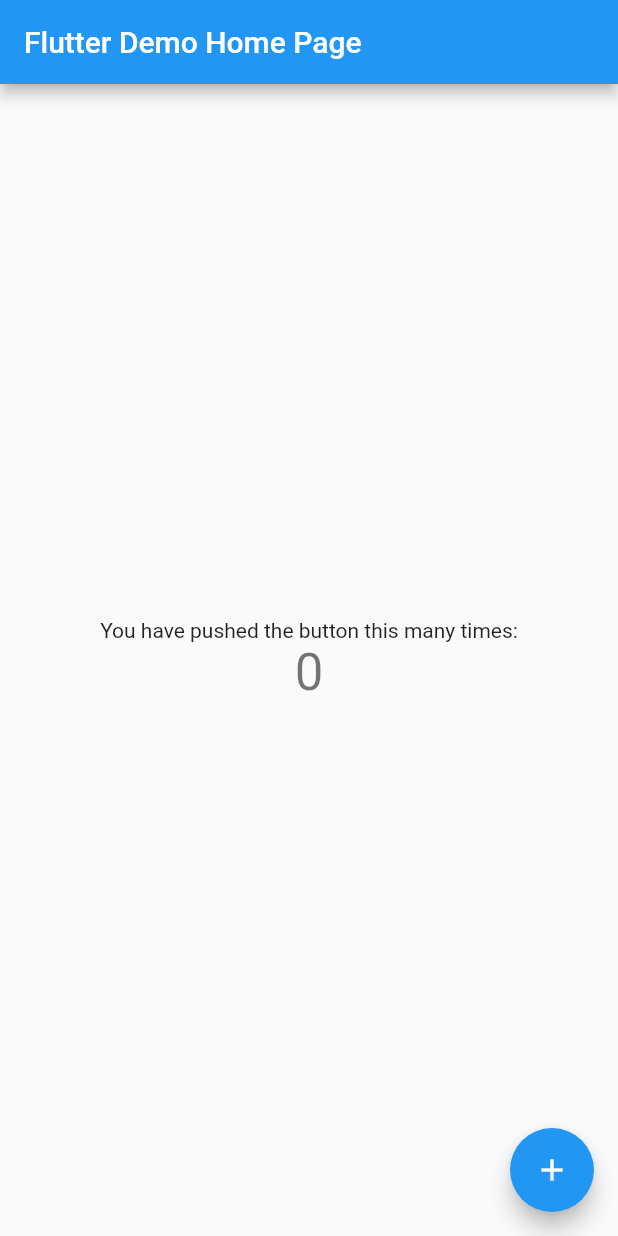
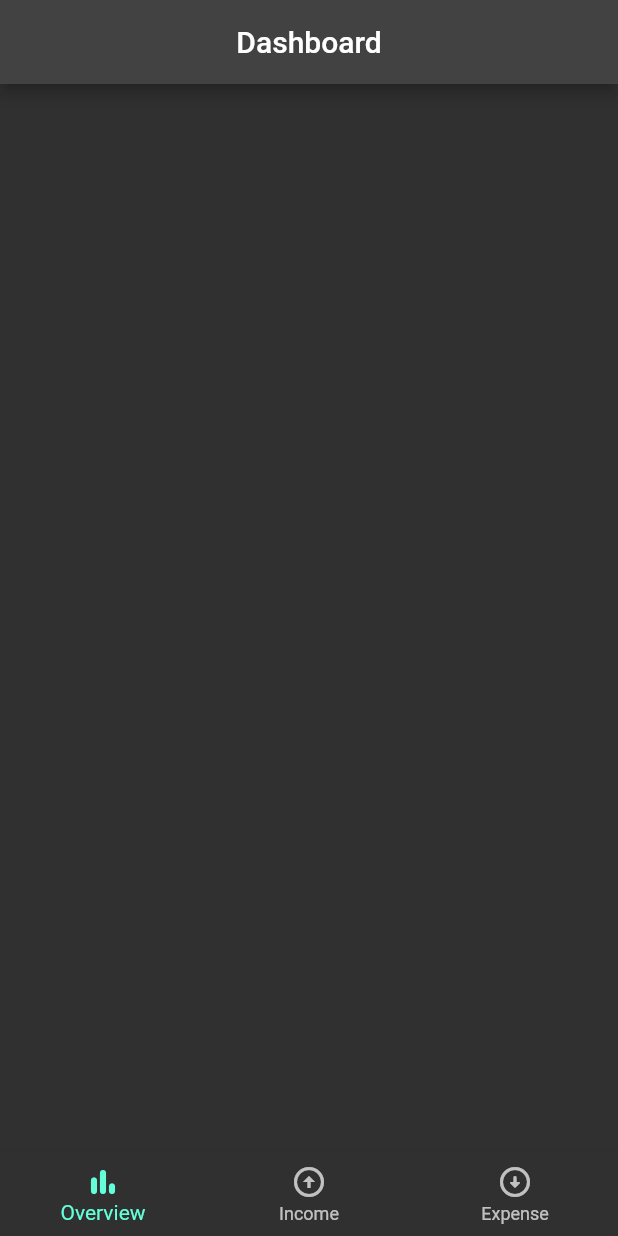
Before and after one commit to CaseyNguyen/Stax, a Flutter app: the screen it shows after launch, on a phone screen of 412 x 824 dp. Run offline on Flutter 3.47's test engine with Material 2 defaults, Android fonts, the light colour scheme and no system bars; our stand-ins replace fl_chart, floor, sqflite; accounts and stored records are empty; generated files the repository leaves out were written again; Roboto replaces fonts that are missing (Georgia).

Commit message:
Added a functional database and income tabs, as well as outlined the list and graph pages.

```diff
--- /dev/null
+++ b/lib/dao/income_dao.dart
@@ -0,0 +1,23 @@
+// income_dao.dart
+// Created by Casey Nguyen
+// VERSION CONTROL:
+// 8.18.2023 - DAO created.
+
+// When adding new DAO functions, you MUST run the following command in the
+// console to update properly:
+// - 'flutter packages pub run build_runner build'
+
+
+import 'package:floor/floor.dart';
+import '../entities/income.dart';
+
+@dao
+abstract class IncomeDao{
+  // Retrieve ALL incomes from the DB.
+  @Query('SELECT * FROM Income')
+  Future<List<Income>> findAllIncomes();
+
+  // Insert an income into the DB.
+  @insert
+  Future<void> insertIncome(Income income);
+}
--- /dev/null
+++ b/lib/database/database.dart
@@ -0,0 +1,20 @@
+// database.dart
+// Created by Casey Nguyen
+// VERSION CONTROL:
+// 8.18.2023 - Database created.
+
+// Run 'flutter packages pub run build_runner build' in console first.
+
+import 'dart:async';
+import 'package:floor/floor.dart';
+import 'package:sqflite/sqflite.dart' as sqflite;
+
+import '../dao/income_dao.dart';
+import '../entities/income.dart';
+
+part 'database.g.dart';
+
+@Database(version: 1, entities: [Income])
+abstract class BudgeDatabase extends FloorDatabase {
+  IncomeDao get incomeDao;
+}
--- /dev/null
+++ b/lib/database/viewmodel.dart
@@ -0,0 +1,25 @@
+// viewmodel.dart
+// Created by Casey Nguyen
+// VERSION CONTROL:
+// 8.18.2023 - Viewmodel created with "Add" and "List" functionality.
+
+import 'package:flutter/cupertino.dart';
+import '../entities/income.dart';
+import 'database.dart';
+
+class ViewModel extends ChangeNotifier{
+  final BudgeDatabase _db;
+  ViewModel(this._db);
+
+  Future<List<Income>> get incomes async{
+    return(await _db.incomeDao.findAllIncomes());
+  }
+
+  void addIncome() async{
+    Income add = Income(1, "Hi", 1);
+    await _db.incomeDao.insertIncome(add);
+    notifyListeners();
+  }
+
+
+}
--- /dev/null
+++ b/lib/entities/income.dart
@@ -0,0 +1,17 @@
+// income.dart
+// Created by Casey Nguyen
+// VERSION CONTROL:
+// 8.17.2023 - Created Income class outline.
+// 8.18.2023 - Switched to using Floor implementation.
+
+import 'package:floor/floor.dart';
+
+@entity
+class Income{
+  @primaryKey
+  final int id;
+  final String name;
+  final double value;
+
+  Income(this.id, this.name, this.value);
+}
--- a/lib/main.dart
+++ b/lib/main.dart
@@ -1,115 +1,33 @@
+import 'package:budge/database/viewmodel.dart';
+import 'package:budge/wrapper.dart';
 import 'package:flutter/material.dart';
+import 'package:provider/provider.dart';
+import 'database/database.dart';
 
-void main() {
-  runApp(const MyApp());
+void main() async {
+  WidgetsFlutterBinding.ensureInitialized();
+  runApp(MyApp(database: await $FloorBudgeDatabase.databaseBuilder("budge.db").build()));
 }
 
+
+
 class MyApp extends StatelessWidget {
-  const MyApp({super.key});
+  final BudgeDatabase database;
+  const MyApp({super.key, required this.database});
 
-  // This widget is the root of your application.
   @override
   Widget build(BuildContext context) {
-    return MaterialApp(
-      title: 'Flutter Demo',
-      theme: ThemeData(
-        // This is the theme of your application.
-        //
-        // Try running your application with "flutter run". You'll see the
-        // application has a blue toolbar. Then, without quitting the app, try
-        // changing the primarySwatch below to Colors.green and then invoke
-        // "hot reload" (press "r" in the console where you ran "flutter run",
-        // or simply save your changes to "hot reload" in a Flutter IDE).
-        // Notice that the counter didn't reset back to zero; the application
-        // is not restarted.
+    return ChangeNotifierProvider(
+      create: (context) => ViewModel(database),
+      child: MaterialApp(
+        title: 'Budge',
+        theme: ThemeData(
         primarySwatch: Colors.blue,
-      ),
-      home: const MyHomePage(title: 'Flutter Demo Home Page'),
+        brightness: Brightness.dark,
+        fontFamily: 'Georgia'
+        ),
+          home: const Wrapper()
+      )
     );
   }
 }
-
-class MyHomePage extends StatefulWidget {
-  const MyHomePage({super.key, required this.title});
-
-  // This widget is the home page of your application. It is stateful, meaning
-  // that it has a State object (defined below) that contains fields that affect
-  // how it looks.
-
-  // This class is the configuration for the state. It holds the values (in this
-  // case the title) provided by the parent (in this case the App widget) and
-  // used by the build method of the State. Fields in a Widget subclass are
-  // always marked "final".
-
-  final String title;
-
-  @override
-  State<MyHomePage> createState() => _MyHomePageState();
-}
-
-class _MyHomePageState extends State<MyHomePage> {
-  int _counter = 0;
-
-  void _incrementCounter() {
-    setState(() {
-      // This call to setState tells the Flutter framework that something has
-      // changed in this State, which causes it to rerun the build method below
-      // so that the display can reflect the updated values. If we changed
-      // _counter without calling setState(), then the build method would not be
-      // called again, and so nothing would appear to happen.
-      _counter++;
-    });
-  }
-
-  @override
-  Widget build(BuildContext context) {
-    // This method is rerun every time setState is called, for instance as done
-    // by the _incrementCounter method above.
-    //
-    // The Flutter framework has been optimized to make rerunning build methods
-    // fast, so that you can just rebuild anything that needs updating rather
-    // than having to individually change instances of widgets.
-    return Scaffold(
-      appBar: AppBar(
-        // Here we take the value from the MyHomePage object that was created by
-        // the App.build method, and use it to set our appbar title.
-        title: Text(widget.title),
-      ),
-      body: Center(
-        // Center is a layout widget. It takes a single child and positions it
-        // in the middle of the parent.
-        child: Column(
-          // Column is also a layout widget. It takes a list of children and
-          // arranges them vertically. By default, it sizes itself to fit its
-          // children horizontally, and tries to be as tall as its parent.
-          //
-          // Invoke "debug painting" (press "p" in the console, choose the
-          // "Toggle Debug Paint" action from the Flutter Inspector in Android
-          // Studio, or the "Toggle Debug Paint" command in Visual Studio Code)
-          // to see the wireframe for each widget.
-          //
-          // Column has various properties to control how it sizes itself and
-          // how it positions its children. Here we use mainAxisAlignment to
-          // center the children vertically; the main axis here is the vertical
-          // axis because Columns are vertical (the cross axis would be
-          // horizontal).
-          mainAxisAlignment: MainAxisAlignment.center,
-          children: <Widget>[
-            const Text(
-              'You have pushed the button this many times:',
-            ),
-            Text(
-              '$_counter',
-              style: Theme.of(context).textTheme.headlineMedium,
-            ),
-          ],
-        ),
-      ),
-      floatingActionButton: FloatingActionButton(
-        onPressed: _incrementCounter,
-        tooltip: 'Increment',
-        child: const Icon(Icons.add),
-      ), // This trailing comma makes auto-formatting nicer for build methods.
-    );
-  }
-}
--- /dev/null
+++ b/lib/views/list.dart
@@ -0,0 +1,35 @@
+import 'package:budge/database/viewmodel.dart';
+import 'package:flutter/material.dart';
+import 'package:provider/provider.dart';
+
+
+class TransactionList extends StatelessWidget{
+  const TransactionList({super.key});
+  @override
+  Widget build(BuildContext context){
+    final model = context.watch<ViewModel>();
+    final list = model.incomes;
+
+
+    return FutureBuilder(
+      future: list,
+      builder: (context, snapshot){
+        if (snapshot.hasData){
+          final view = snapshot.data!;
+          return ListView.builder(
+            itemCount: view.length,
+            itemBuilder: (context, index) =>
+                Card(
+                  child: ListTile(
+                    onTap: () {},
+                    title: Text(view[index].name),
+                    subtitle: Text(view[index].value.toString()),
+                  )
+                )
+          );
+        }
+        return const Text("Recent activity is empty.");
+      }
+    );
+  }
+}
--- /dev/null
+++ b/lib/wrapper.dart
@@ -0,0 +1,60 @@
+// wrapper.dart
+// Created by Casey Nguyen
+// Special thanks to FlutterTemplates
+// VERSION CONTROL:
+// 8.17.2023 - Created bottom navigation buttons (no functionality).
+
+import 'package:budge/add_form.dart';
+import 'package:budge/views/list.dart';
+import 'package:flutter/material.dart';
+import 'package:budge/views/graph.dart';
+
+class Wrapper extends StatefulWidget{
+  const Wrapper({Key? key}) : super(key: key);
+
+  @override
+  State<Wrapper> createState() => _WrapperState();
+}
+
+class _WrapperState extends State<Wrapper>{
+
+  int _selectedIndex = 0;
+  @override
+  Widget build(BuildContext context){
+    return Scaffold(
+      appBar: AppBar(title: const Center(child: Text("Dashboard")),
+        centerTitle: true,
+      ),
+      body: TransactionList(),
+      bottomNavigationBar: BottomNavigationBar(
+        items: _navItems,
+        currentIndex: _selectedIndex,
+        onTap: (int index){
+          setState((){
+            _selectedIndex = index;
+          });
+        }
+      ),
+    );
+  }
+}
+
+// The list of items. When making updates, change THIS.
+// NOTE: You must have at least 2 items for the app to run.
+const _navItems = [
+  BottomNavigationBarItem(
+      icon: Icon(Icons.bar_chart),
+      activeIcon: Icon(Icons.bar_chart_rounded),
+      label: "Overview"
+  ),
+  BottomNavigationBarItem(
+    icon: Icon(Icons.arrow_circle_up),
+    activeIcon: Icon(Icons.arrow_circle_up_rounded),
+    label: "Income"
+  ),
+  BottomNavigationBarItem(
+    icon: Icon(Icons.arrow_circle_down_rounded),
+    activeIcon: Icon(Icons.arrow_circle_down_rounded),
+    label: "Expense"
+  ),
+];
```
Also changed, not shown: lib/add_form.dart (added, +46 -0 lines), lib/views/graph.dart (added, +11 -0 lines), pubspec.yaml (+7 -0 lines), pubspec.lock, 2 other files.
